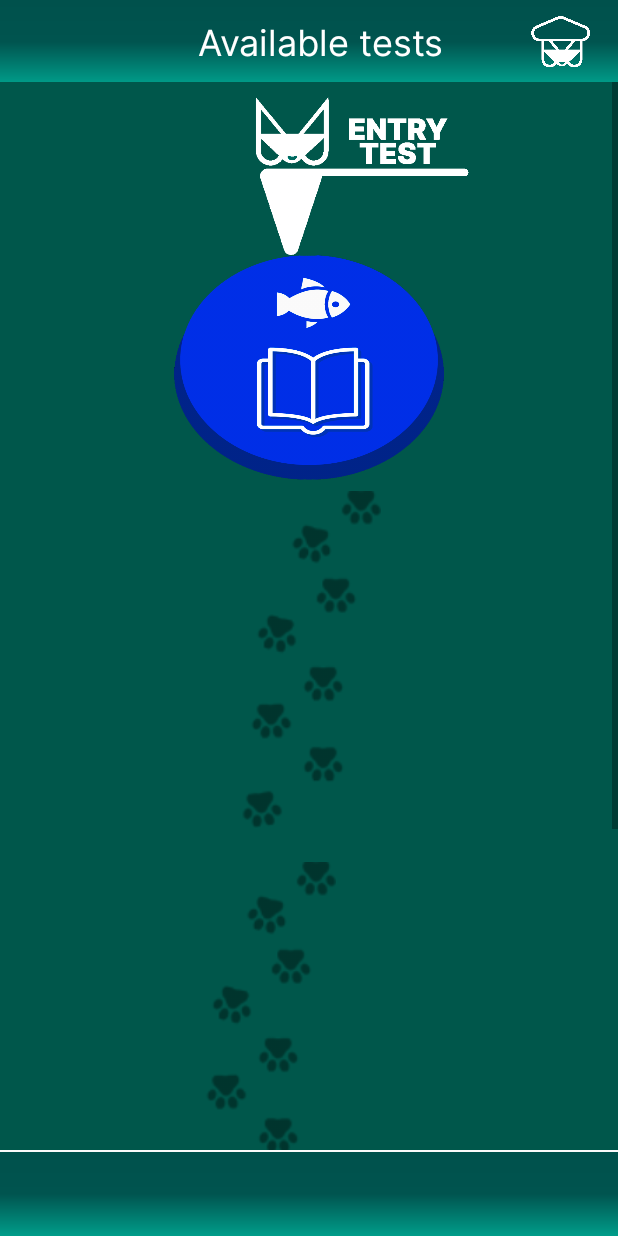
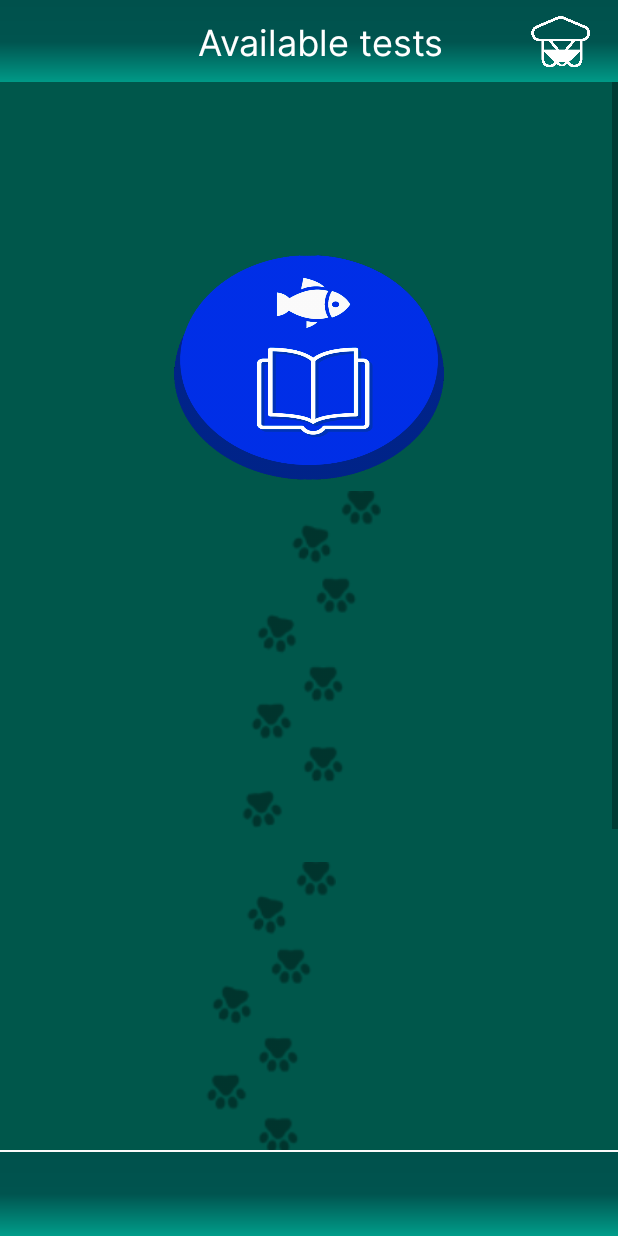
Before and after one commit to arthsar7/Educat, an Android app: the layout fragment_tests.xml on its own in the app's theme, with its tools: preview values and no code run, on a phone screen of 412 x 824 dp. Run offline under Robolectric (Android 15) with nearby library versions, the phone set to English and light mode, and no system bars.

Commit message:
btnViewModel created

```diff
--- a/app/src/main/java/ru/student/detected/page1/AuthenticationFragment.java
+++ b/app/src/main/java/ru/student/detected/page1/AuthenticationFragment.java
@@ -24,8 +24,6 @@ public class AuthenticationFragment extends Fragment {
     @Override
     public void onViewCreated(@NonNull View view, @Nullable Bundle savedInstanceState) {
         super.onViewCreated(view, savedInstanceState);
-        binding.signbutton.setOnClickListener(view1 -> {
-            Navigation.findNavController(view).navigate(R.id.auth_to_test);
-        });
+        binding.signbutton.setOnClickListener(view1 -> Navigation.findNavController(view).navigate(R.id.auth_to_test));
     }
 }
--- a/app/src/main/java/ru/student/detected/page1/MainActivity.java
+++ b/app/src/main/java/ru/student/detected/page1/MainActivity.java
@@ -9,7 +9,6 @@ public class MainActivity extends AppCompatActivity {
 
 	@Override
 	public void onCreate(Bundle savedInstanceState) {
-
 		super.onCreate(savedInstanceState);
 		setContentView(R.layout.main);
 
--- a/app/src/main/res/layout/fragment_tests.xml
+++ b/app/src/main/res/layout/fragment_tests.xml
@@ -6,7 +6,7 @@
         <import type="android.view.View"/>
         <variable
             name="viewModel"
-            type="androidx.lifecycle.MutableLiveData&lt;Boolean[]>" />
+            type="ru.student.detected.page1.ToggleRadioBtnViewModel" />
     </data>
     <RelativeLayout
         android:layout_width="match_parent"
@@ -72,8 +72,8 @@
 
 
                 <ImageView
+                    android:visibility="invisible"
                     android:id="@+id/entry_test_selector"
-                    android:visibility="@{viewModel[0] ? View.VISIBLE : View.INVISIBLE}"
                     android:layout_width="150dp"
                     android:layout_height="105dp"
                     android:layout_marginTop="10dp"
@@ -127,7 +127,8 @@
                 </androidx.constraintlayout.widget.ConstraintLayout>
 
                 <ImageView
-                    android:visibility="@{viewModel[1] ? View.VISIBLE : View.INVISIBLE}"
+                    android:visibility="invisible"
+                    android:id="@+id/selector2"
                     android:layout_width="150dp"
                     android:layout_height="105dp"
                     android:layout_marginTop="10dp"
```
Also changed, not shown: app/src/main/java/ru/student/detected/page1/TestsFragment.java (+7 -14 lines), app/src/main/java/ru/student/detected/page1/ToggleRadioBtnViewModel.java (added, +48 -0 lines).
